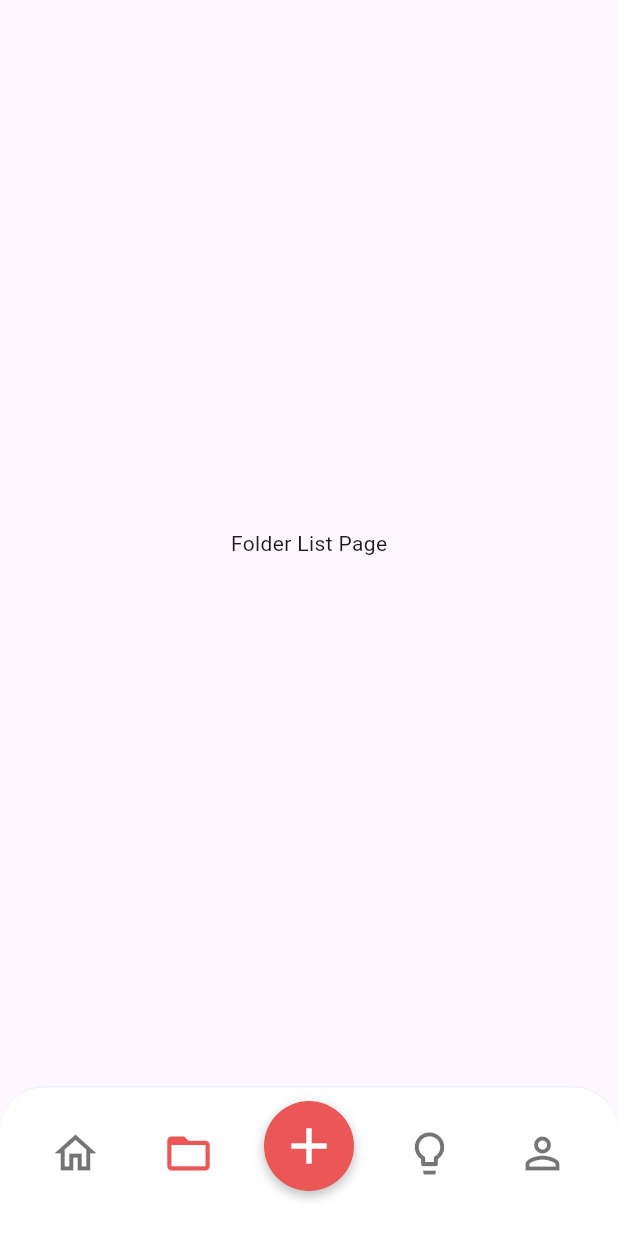
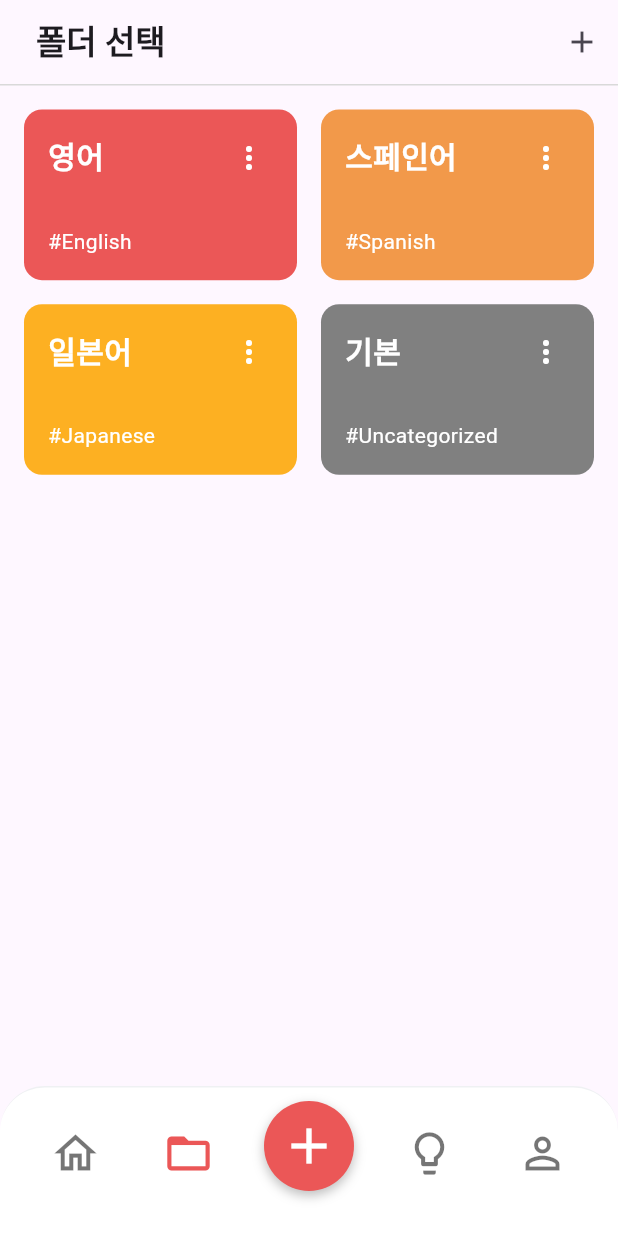
Before and after one commit to vidiLang-tripleS/frontend-main, a Flutter app: the screen it shows after launch, item 2 of the bottom bar chosen, on a phone screen of 412 x 824 dp. Run offline on Flutter 3.47's test engine with Material 3 defaults, Android fonts, the phone set to English and light mode, and no system bars.

Commit message:
feat: 폴더 리스트 화면 구현

```diff
--- a/lib/folder_list_page.dart
+++ b/lib/folder_list_page.dart
@@ -1,17 +1,130 @@
 import 'package:flutter/material.dart';
 import 'navbar.dart';
+import 'theme.dart';
 
-class FolderListPage extends StatefulWidget {
-  @override
-  _FolderListPageState createState() => _FolderListPageState();
-}
+class FolderListPage extends StatelessWidget {
+  const FolderListPage({Key? key}) : super(key: key);
 
-class _FolderListPageState extends State<FolderListPage> {
   @override
   Widget build(BuildContext context) {
     return Scaffold(
-      body: Center(child: Text("Folder List Page")), // 폴더 리스트 페이지 내용
+      appBar: AppBar(
+        title: Padding(
+          padding: const EdgeInsets.only(left: 8.0), // 원하는 만큼 padding 조절
+          child: const Text(
+            '폴더 선택',
+            style: TextStyle(
+              fontWeight: FontWeight.bold,
+            ),
+          ),
+        ),
+        centerTitle: false,
+        actions: [
+          IconButton(
+            onPressed: () {
+              // TODO: 폴더 추가 기능
+            },
+            icon: const Icon(Icons.add),
+          ),
+        ],
+        bottom: PreferredSize(
+          preferredSize: Size.fromHeight(1),
+          child: Container(
+            color: const Color(0xFFD9D9D9),
+            height: 1,
+          ),
+        ),
+      ),
+      body: Padding(
+        padding: const EdgeInsets.all(16.0),
+        child: GridView.count(
+          crossAxisCount: 2,
+          crossAxisSpacing: 16,
+          mainAxisSpacing: 16,
+          childAspectRatio: 1.6,
+          children: [
+            _buildFolderCard(
+              title: '영어',
+              subtitle: '#English',
+              color: AppColors.maincolor,
+            ),
+            _buildFolderCard(
+              title: '스페인어',
+              subtitle: '#Spanish',
+              color: const Color(0xFFF2994A),
+            ),
+            _buildFolderCard(
+              title: '일본어',
+              subtitle: '#Japanese',
+              color: const Color(0xFFFDB022),
+            ),
+            _buildFolderCard(
+              title: '기본',
+              subtitle: '#Uncategorized',
+              color: const Color(0xFF808080),
+            ),
+          ],
+        ),
+      ),
       bottomNavigationBar: Navbar(currentIndex: 1),
     );
   }
+
+  Widget _buildFolderCard({
+    required String title,
+    required String subtitle,
+    required Color color,
+  }) {
+    return Container(
+      decoration: BoxDecoration(
+        color: color,
+        borderRadius: BorderRadius.circular(12),
+      ),
+      child: Stack(
+        children: [
+          // 오른쪽 상단 점 3개 아이콘
+          Positioned(
+            right: 8,
+            top: 8,
+            child: IconButton(
+              onPressed: () {
+                // TODO: 편집/삭제 메뉴
+              },
+              icon: const Icon(
+                Icons.more_vert,
+                color: Colors.white,
+              ),
+            ),
+          ),
+          // 폴더 정보 (제목, 해시태그)
+          Padding(
+            padding: const EdgeInsets.all(16.0),
+            child: Column(
+              mainAxisSize: MainAxisSize.max,
+              crossAxisAlignment: CrossAxisAlignment.start,
+              mainAxisAlignment: MainAxisAlignment.spaceBetween,
+              children: [
+                Text(
+                  title,
+                  style: const TextStyle(
+                    fontSize: 20,
+                    color: Colors.white,
+                    fontWeight: FontWeight.bold,
+                  ),
+                ),
+                const SizedBox(height: 4),
+                Text(
+                  subtitle,
+                  style: const TextStyle(
+                    fontSize: 14,
+                    color: Colors.white,
+                  ),
+                ),
+              ],
+            ),
+          ),
+        ],
+      ),
+    );
+  }
 }
```
